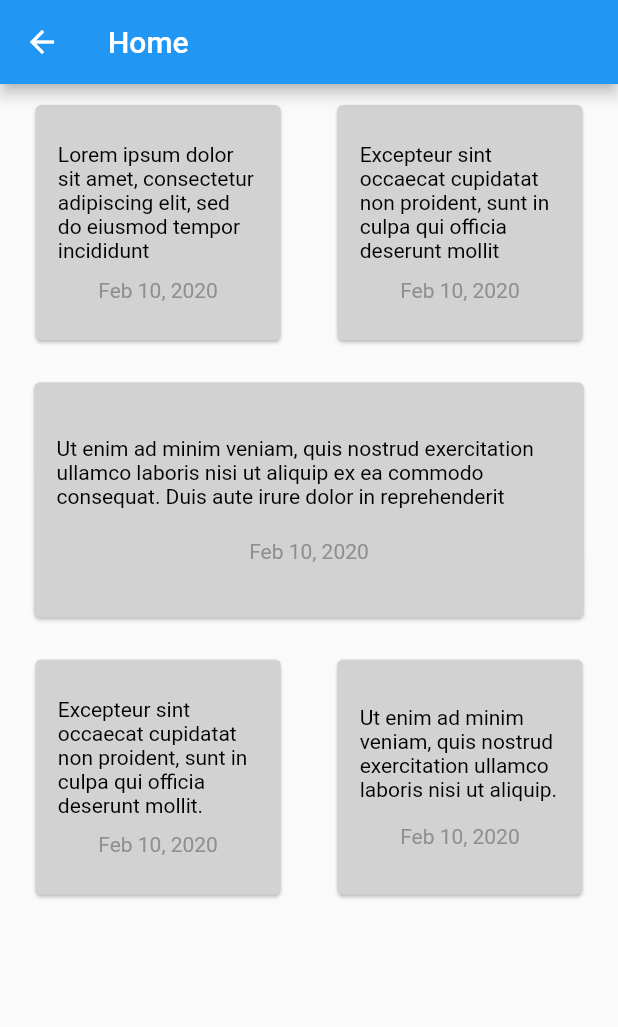
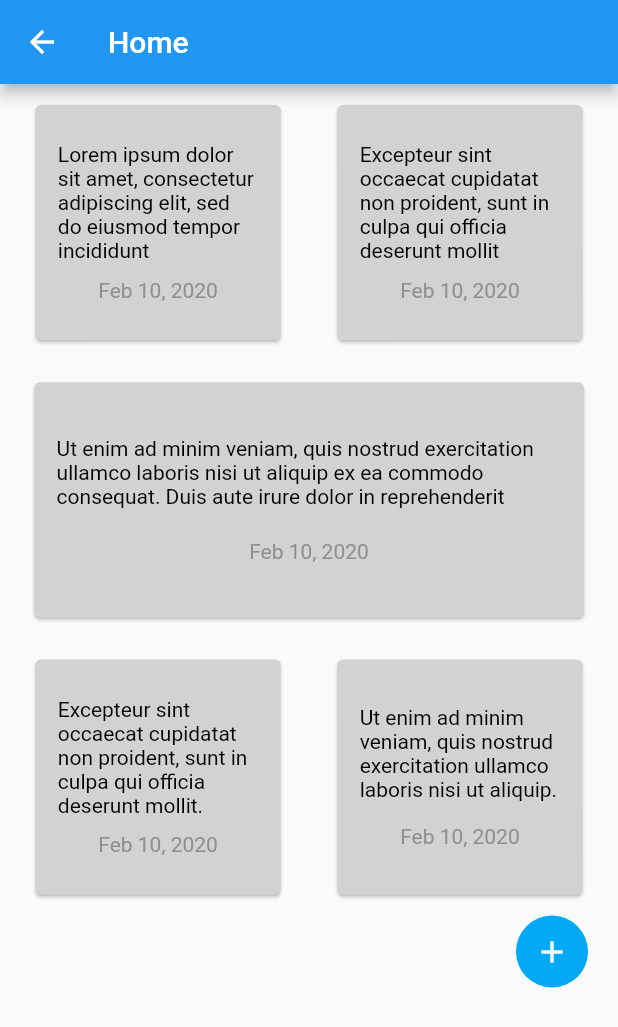
Before and after one commit to jimmytran005/at_notes, a Flutter app: the HomeScreen screen opened directly, on a phone screen of 412 x 824 dp. Shown: the top 1027 px of the screen. Run offline on Flutter 3.47's test engine with Material 2 defaults, Android fonts, the phone set to English and light mode, and no system bars; missing offline and left inert: at_app_flutter, at_client_mobile, at_onboarding_flutter, at_utils.

Commit message:
added button to add note

```diff
--- a/lib/main.dart
+++ b/lib/main.dart
@@ -71,7 +71,7 @@ class _MyAppState extends State<MyApp> {
                   onError: (error) {
                     _logger.severe('Onboarding throws $error error');
                   },
-                  nextScreen: HomeScreen(),
+                  nextScreen: const HomeScreen(),
                   // nextScreen: TakenoteScreen(),
                 );
               },
--- a/lib/screens/home.dart
+++ b/lib/screens/home.dart
@@ -1,6 +1,8 @@
 import 'package:flutter/material.dart';
 
 class HomeScreen extends StatelessWidget {
+  const HomeScreen({Key? key}) : super(key: key);
+
   @override
   Widget build(BuildContext context) {
     return Scaffold(
@@ -33,6 +35,29 @@ class HomeScreen extends StatelessWidget {
                 'Feb 10, 2020',
                 false)
           ]),
+          Padding(
+              padding: const EdgeInsets.only(right: 20.0),
+              child: Row(
+                mainAxisAlignment: MainAxisAlignment.end,
+                children: [
+                  // REFERENCE : https://api.flutter.dev/flutter/material/IconButton-class.html
+                  Ink(
+                    decoration: const ShapeDecoration(
+                      color: Colors.lightBlue,
+                      shape: CircleBorder(),
+                    ),
+                    child: IconButton(
+                      icon: const Icon(Icons.add),
+                      color: Colors.white,
+                      // when the button is pressed
+                      onPressed: () {
+                        print(
+                            'Add button clicked ... Will go to the take_note.dart screen');
+                      },
+                    ),
+                  )
+                ],
+              ))
         ],
       ),
     );
```
